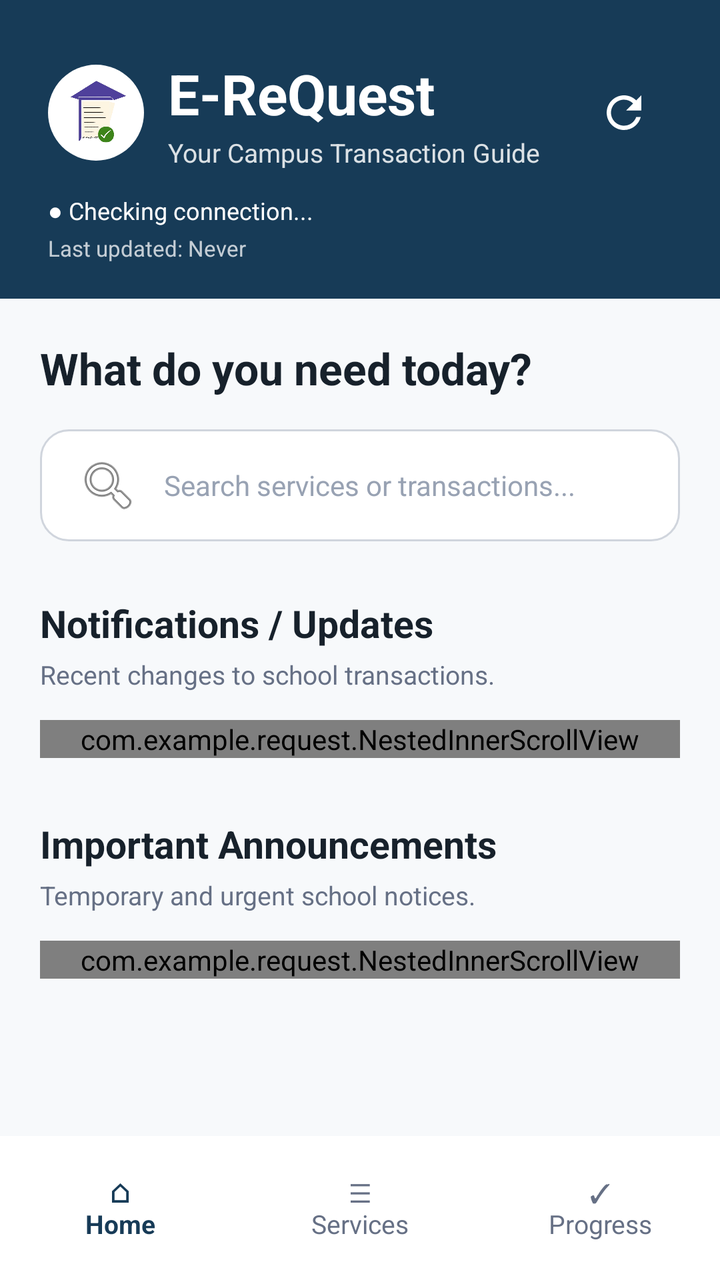
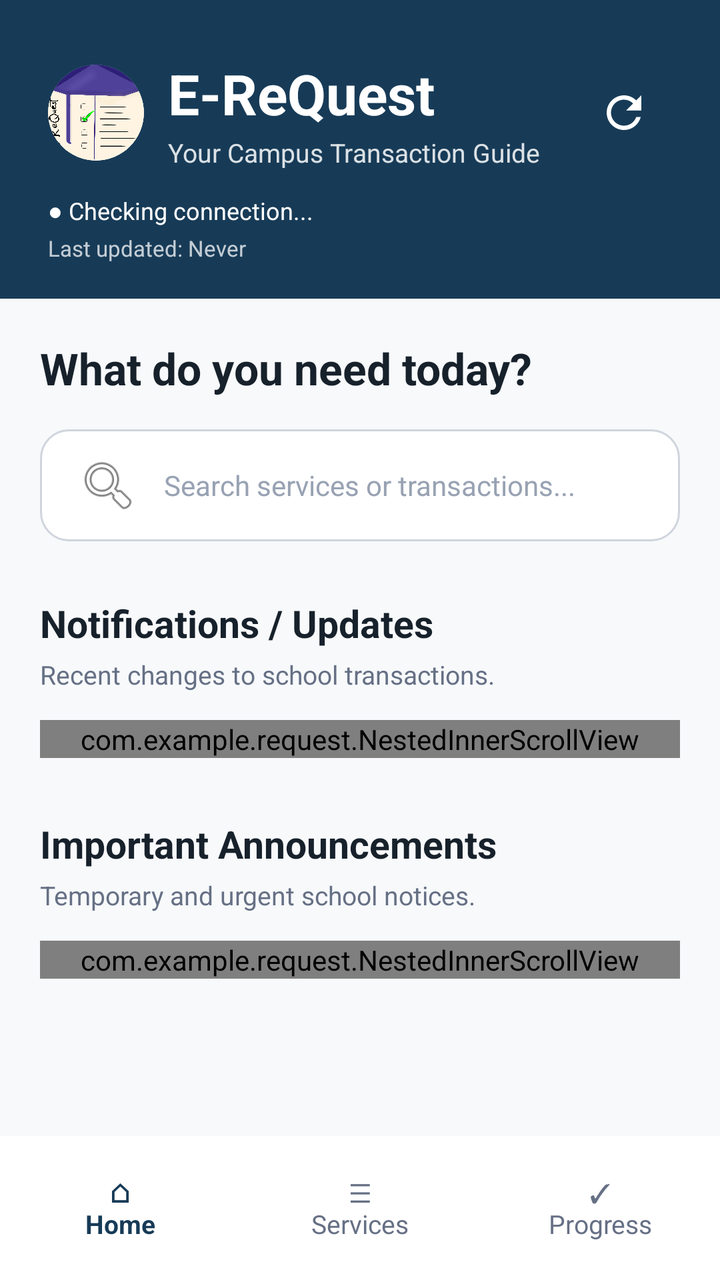

Two renders of the same Android screen: before a commit and after it. Below are the layout's source before the change and the commit's diff.
<!-- AndroidManifest.xml: application theme Theme.EReQuest -->
<!-- res/layout/activity_home.xml -->
<?xml version="1.0" encoding="utf-8"?>
<androidx.constraintlayout.widget.ConstraintLayout
    xmlns:android="http://schemas.android.com/apk/res/android"
    xmlns:app="http://schemas.android.com/apk/res-auto"
    xmlns:tools="http://schemas.android.com/tools"
    android:id="@+id/homeMain"
    android:layout_width="match_parent"
    android:layout_height="match_parent"
    android:background="@color/background"
    tools:context=".HomeActivity">


    
    
    

    <LinearLayout
        android:id="@+id/header"
        android:layout_width="0dp"
        android:layout_height="wrap_content"
        android:background="@color/primary"
        android:orientation="vertical"
        android:paddingStart="24dp"
        android:paddingTop="28dp"
        android:paddingEnd="24dp"
        android:paddingBottom="18dp"
        app:layout_constraintTop_toTopOf="parent"
        app:layout_constraintStart_toStartOf="parent"
        app:layout_constraintEnd_toEndOf="parent">


        <LinearLayout
            android:layout_width="match_parent"
            android:layout_height="wrap_content"
            android:gravity="center_vertical"
            android:orientation="horizontal">

            <ImageView
                android:id="@+id/ivHomeLogo"
                android:layout_width="48dp"
                android:layout_height="48dp"
                android:layout_marginEnd="12dp"
                android:background="@drawable/bg_logo_circle"
                android:padding="5dp"
                android:contentDescription="@string/app_name"
                android:src="@drawable/ic_erequest_logo"
                android:scaleType="fitCenter" />

            <LinearLayout
                android:layout_width="0dp"
                android:layout_height="wrap_content"
                android:layout_weight="1"
                android:orientation="vertical">

                <TextView
                    android:layout_width="wrap_content"
                    android:layout_height="wrap_content"
                    android:text="E-ReQuest"
                    android:textColor="@color/text_white"
                    android:textSize="28sp"
                    android:textStyle="bold" />

                <TextView
                    android:layout_width="wrap_content"
                    android:layout_height="wrap_content"
                    android:layout_marginTop="2dp"
                    android:alpha="0.85"
                    android:text="Your Campus Transaction Guide"
                    android:textColor="@color/text_white"
                    android:textSize="13sp" />

            </LinearLayout>


            

            <ImageView
                android:id="@+id/btnSync"
                android:layout_width="48dp"
                android:layout_height="48dp"
                android:clickable="true"
                android:contentDescription="Sync Updates"
                android:focusable="true"
                android:padding="11dp"
                android:src="@drawable/ic_refresh"
                app:tint="@color/text_white" />

        </LinearLayout>


        <TextView
            android:id="@+id/tvConnectionStatus"
            android:layout_width="wrap_content"
            android:layout_height="wrap_content"
            android:layout_marginTop="12dp"
            android:text="● Checking connection..."
            android:textColor="@color/text_white"
            android:textSize="12sp" />


        <TextView
            android:id="@+id/tvLastUpdated"
            android:layout_width="wrap_content"
            android:layout_height="wrap_content"
            android:layout_marginTop="3dp"
            android:alpha="0.75"
            android:text="Last updated: Never"
            android:textColor="@color/text_white"
            android:textSize="11sp" />

    </LinearLayout>


    
    
    

    <ScrollView
        android:id="@+id/homeScrollView"
        android:layout_width="0dp"
        android:layout_height="0dp"
        android:fillViewport="true"
        app:layout_constraintTop_toBottomOf="@id/header"
        app:layout_constraintBottom_toTopOf="@id/bottomNavigation"
        app:layout_constraintStart_toStartOf="parent"
        app:layout_constraintEnd_toEndOf="parent">


        <LinearLayout
            android:layout_width="match_parent"
            android:layout_height="wrap_content"
            android:orientation="vertical"
            android:padding="20dp">


            
            
            

            <TextView
                android:layout_width="wrap_content"
                android:layout_height="wrap_content"
                android:text="What do you need today?"
                android:textColor="@color/text_primary"
                android:textSize="22sp"
                android:textStyle="bold" />


            
            
            

            <EditText
                android:id="@+id/etSearch"
                android:layout_width="match_parent"
                android:layout_height="56dp"
                android:layout_marginTop="16dp"
                android:background="@drawable/bg_search"
                android:drawableStart="@android:drawable/ic_menu_search"
                android:drawablePadding="12dp"
                android:hint="Search services or transactions..."
                android:paddingStart="18dp"
                android:paddingEnd="18dp"
                android:singleLine="true"
                android:textColor="@color/text_primary"
                android:textColorHint="@color/text_hint"
                android:textSize="14sp" />


            <LinearLayout
                android:id="@+id/searchResultsContainer"
                android:layout_width="match_parent"
                android:layout_height="wrap_content"
                android:layout_marginTop="4dp"
                android:background="@drawable/bg_card"
                android:orientation="vertical"
                android:visibility="gone" />


            
            
            

            <LinearLayout
                android:layout_width="match_parent"
                android:layout_height="wrap_content"
                android:layout_marginTop="28dp"
                android:gravity="center_vertical"
                android:orientation="horizontal">


                <TextView
                    android:layout_width="0dp"
                    android:layout_height="wrap_content"
                    android:layout_weight="1"
                    android:text="Notifications / Updates"
                    android:textColor="@color/text_primary"
                    android:textSize="19sp"
                    android:textStyle="bold" />


                

                <TextView
                    android:id="@+id/tvNotificationCount"
                    android:layout_width="wrap_content"
                    android:layout_height="wrap_content"
                    android:background="@drawable/bg_card"
                    android:gravity="center"
                    android:minWidth="32dp"
                    android:paddingStart="10dp"
                    android:paddingTop="5dp"
                    android:paddingEnd="10dp"
                    android:paddingBottom="5dp"
                    android:text="0"
                    android:textColor="@color/primary"
                    android:textSize="12sp"
                    android:textStyle="bold"
                    android:visibility="gone" />

            </LinearLayout>


            <TextView
                android:layout_width="wrap_content"
                android:layout_height="wrap_content"
                android:layout_marginTop="4dp"
                android:text="Recent changes to school transactions."
                android:textColor="@color/text_secondary"
                android:textSize="13sp" />


            

            <com.example.request.NestedInnerScrollView
                android:id="@+id/updateNotificationsScrollView"
                android:layout_width="match_parent"
                android:layout_height="wrap_content"
                android:layout_marginTop="14dp"
                android:fillViewport="false"
                android:overScrollMode="ifContentScrolls"
                android:scrollbars="vertical">

                <LinearLayout
                    android:id="@+id/updateNotificationsContainer"
                    android:layout_width="match_parent"
                    android:layout_height="wrap_content"
                    android:orientation="vertical" />

            </com.example.request.NestedInnerScrollView>


            

            <TextView
                android:id="@+id/tvNoUpdateNotifications"
                android:layout_width="match_parent"
                android:layout_height="wrap_content"
                android:layout_marginTop="14dp"
                android:background="@drawable/bg_card"
                android:gravity="center"
                android:padding="20dp"
                android:text="You're all caught up. No new updates."
                android:textColor="@color/text_secondary"
                android:textSize="13sp"
                android:visibility="gone" />


            
            
            

            <TextView
                android:layout_width="wrap_content"
                android:layout_height="wrap_content"
                android:layout_marginTop="30dp"
                android:text="Important Announcements"
                android:textColor="@color/text_primary"
                android:textSize="19sp"
                android:textStyle="bold" />


            <TextView
                android:layout_width="wrap_content"
                android:layout_height="wrap_content"
                android:layout_marginTop="4dp"
                android:text="Temporary and urgent school notices."
                android:textColor="@color/text_secondary"
                android:textSize="13sp" />


            <com.example.request.NestedInnerScrollView
                android:id="@+id/importantAnnouncementsScrollView"
                android:layout_width="match_parent"
                android:layout_height="wrap_content"
                android:layout_marginTop="14dp"
                android:fillViewport="false"
                android:overScrollMode="ifContentScrolls"
                android:scrollbars="vertical">

                <LinearLayout
                    android:id="@+id/importantAnnouncementsContainer"
                    android:layout_width="match_parent"
                    android:layout_height="wrap_content"
                    android:orientation="vertical" />

            </com.example.request.NestedInnerScrollView>


            <TextView
                android:id="@+id/tvNoImportantAnnouncements"
                android:layout_width="match_parent"
                android:layout_height="wrap_content"
                android:layout_marginTop="14dp"
                android:background="@drawable/bg_card"
                android:gravity="center"
                android:padding="20dp"
                android:text="No important announcements at this time."
                android:textColor="@color/text_secondary"
                android:textSize="13sp"
                android:visibility="gone" />


            <Space
                android:layout_width="match_parent"
                android:layout_height="24dp" />

        </LinearLayout>

    </ScrollView>


    
    
    

    <LinearLayout
        android:id="@+id/bottomNavigation"
        android:layout_width="0dp"
        android:layout_height="72dp"
        android:background="@color/surface"
        android:gravity="center"
        android:orientation="horizontal"
        app:layout_constraintBottom_toBottomOf="parent"
        app:layout_constraintStart_toStartOf="parent"
        app:layout_constraintEnd_toEndOf="parent">


        <TextView
            android:id="@+id/navHome"
            android:layout_width="0dp"
            android:layout_height="match_parent"
            android:layout_weight="1"
            android:gravity="center"
            android:text="⌂&#10;Home"
            android:textColor="@color/primary"
            android:textSize="13sp"
            android:textStyle="bold" />


        <TextView
            android:id="@+id/navServices"
            android:layout_width="0dp"
            android:layout_height="match_parent"
            android:layout_weight="1"
            android:gravity="center"
            android:text="☰&#10;Services"
            android:textColor="@color/text_secondary"
            android:textSize="13sp" />


        <TextView
            android:id="@+id/navProgress"
            android:layout_width="0dp"
            android:layout_height="match_parent"
            android:layout_weight="1"
            android:gravity="center"
            android:text="✓&#10;Progress"
            android:textColor="@color/text_secondary"
            android:textSize="13sp" />

    </LinearLayout>


</androidx.constraintlayout.widget.ConstraintLayout>
<!-- resources referenced by this layout -->
<resources>
  <color name="background">#F7F9FB</color>
  <color name="primary">#173B57</color>
  <color name="surface">#FFFFFF</color>
  <color name="text_hint">#98A2B3</color>
  <color name="text_primary">#17212B</color>
  <color name="text_secondary">#667085</color>
  <color name="text_white">#FFFFFF</color>
  <!-- drawable bg_card (drawable) -->
  <?xml version="1.0" encoding="utf-8"?>
  <shape xmlns:android="http://schemas.android.com/apk/res/android"
      android:shape="rectangle">
  
      <solid android:color="@color/card_background" />
  
      <stroke
          android:width="1dp"
          android:color="@color/divider" />
  
      <corners android:radius="16dp" />
  
  </shape>
  <!-- drawable bg_logo_circle (drawable) -->
  <?xml version="1.0" encoding="utf-8"?>
  <shape xmlns:android="http://schemas.android.com/apk/res/android"
      android:shape="oval">
      <solid android:color="@color/white" />
  </shape>
  <!-- drawable bg_search (drawable) -->
  <?xml version="1.0" encoding="utf-8"?>
  <shape xmlns:android="http://schemas.android.com/apk/res/android"
      android:shape="rectangle">
  
      <solid android:color="@color/surface" />
  
      <stroke
          android:width="1dp"
          android:color="@color/border" />
  
      <corners android:radius="14dp" />
  
  </shape>
  <!-- drawable ic_erequest_logo: png bitmap (drawable, 87472 bytes) -->
  <!-- drawable ic_refresh (drawable) -->
  <vector xmlns:android="http://schemas.android.com/apk/res/android" android:height="24dp" android:tint="#000000" android:viewportHeight="24" android:viewportWidth="24" android:width="24dp">
        
      <path android:fillColor="@android:color/white" android:pathData="M17.65,6.35C16.2,4.9 14.21,4 12,4c-4.42,0 -7.99,3.58 -7.99,8s3.57,8 7.99,8c3.73,0 6.84,-2.55 7.73,-6h-2.08c-0.82,2.33 -3.04,4 -5.65,4 -3.31,0 -6,-2.69 -6,-6s2.69,-6 6,-6c1.66,0 3.14,0.69 4.22,1.78L13,11h7V4l-2.35,2.35z"/>
      
  </vector>
  <string name="app_name">E-ReQuest</string>
  <style name="Theme.EReQuest" parent="Base.Theme.EReQuest" />
  <color name="card_background">#FFFFFF</color>
  <color name="divider">#E4E7EC</color>
  <color name="white">#FFFFFFFF</color>
  <color name="border">#D0D5DD</color>
  <style name="Base.Theme.EReQuest" parent="Theme.Material3.DayNight.NoActionBar">
          
          
      </style>
</resources>

<!-- the commit's change to res/layout/activity_home.xml (unified diff, before → after) -->
@@ -41,10 +41,11 @@
                 android:layout_height="48dp"
                 android:layout_marginEnd="12dp"
                 android:background="@drawable/bg_logo_circle"
-                android:padding="5dp"
+                android:padding="0dp"
                 android:contentDescription="@string/app_name"
                 android:src="@drawable/ic_erequest_logo"
-                android:scaleType="fitCenter" />
+                android:scaleType="centerCrop"
+        android:clipToOutline="true" />
 
             <LinearLayout
                 android:layout_width="0dp"
<!-- resource entries referenced after the edit -->
@@ -41,7 +41,7 @@
       <corners android:radius="14dp" />
   
   </shape>
-  <!-- drawable ic_erequest_logo: png bitmap (drawable, 87472 bytes) -->
+  <!-- drawable ic_erequest_logo: png bitmap (drawable, 642538 bytes) -->
   <!-- drawable ic_refresh (drawable) -->
   <vector xmlns:android="http://schemas.android.com/apk/res/android" android:height="24dp" android:tint="#000000" android:viewportHeight="24" android:viewportWidth="24" android:width="24dp">
         
